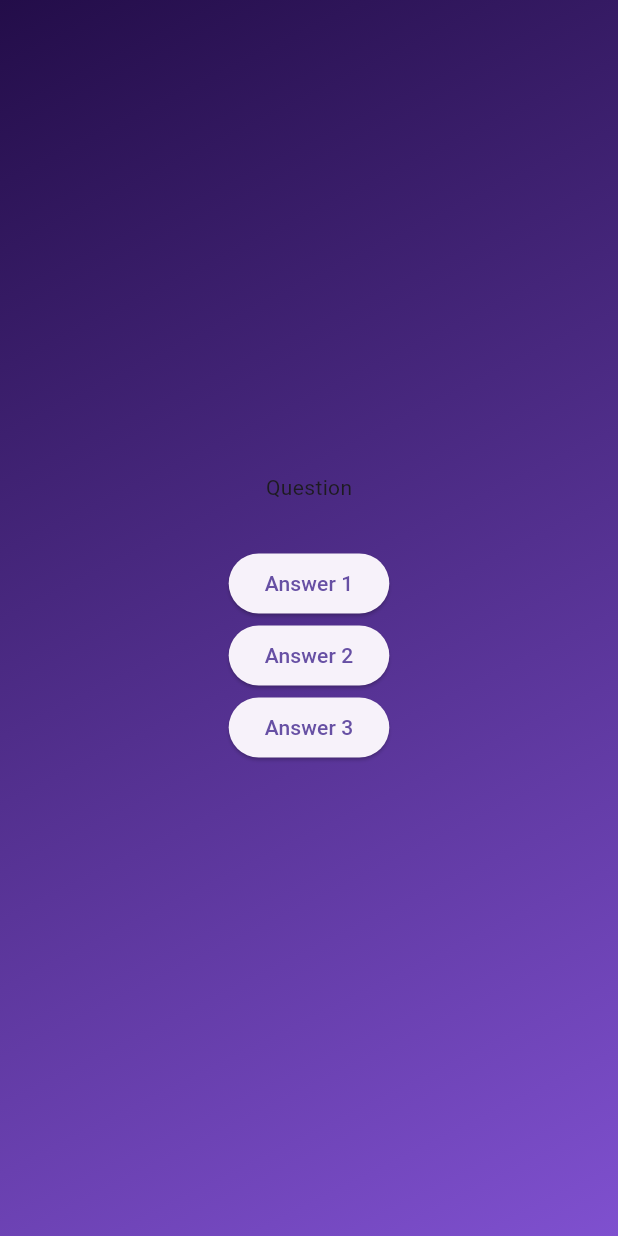
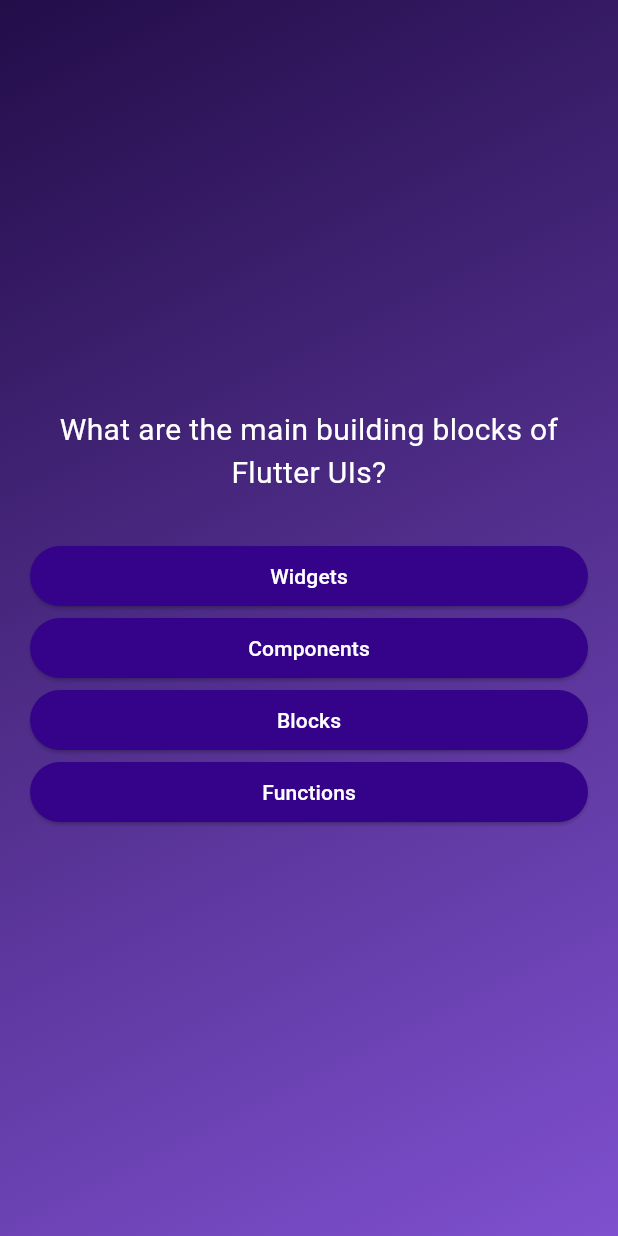
Before and after one commit to fezeboris/Flutter_Maximilian_udemy, a Flutter app: the screen it shows after launch, after a tap on "Start Quiz", on a phone screen of 412 x 824 dp. Run offline on Flutter 3.47's test engine with Material 3 defaults, Android fonts, the phone set to English and light mode, and no system bars.

Commit message:
question screens an answer btn

```diff
--- /dev/null
+++ b/quiz_app/lib/answer_button.dart
@@ -0,0 +1,29 @@
+import 'package:flutter/material.dart';
+
+class AnswerButton extends StatelessWidget {
+  const AnswerButton({
+    super.key,
+    required this.answerText,
+    required this.onTap,
+  });
+  final String answerText;
+  final void Function() onTap;
+
+  @override
+  Widget build(BuildContext context) {
+    return ElevatedButton(
+      style: ElevatedButton.styleFrom(
+        padding: const EdgeInsets.symmetric(vertical: 10, horizontal: 40),
+        backgroundColor: const Color.fromARGB(255, 52, 3, 138),
+        foregroundColor: Colors.white,
+        shape: RoundedRectangleBorder(
+          borderRadius: BorderRadius.circular(40),
+        ),
+      ),
+      onPressed: () {
+        onTap();
+      },
+      child: Text(answerText),
+    );
+  }
+}
--- a/quiz_app/lib/question_screen.dart
+++ b/quiz_app/lib/question_screen.dart
@@ -1,4 +1,6 @@
 import 'package:flutter/material.dart';
+import 'package:quiz_app/answer_button.dart';
+import 'package:quiz_app/data/quetions.dart';
 
 class QuestionsScreen extends StatefulWidget {
   const QuestionsScreen({super.key});
@@ -10,19 +12,34 @@ class QuestionsScreen extends StatefulWidget {
 class _QuestionScreenState extends State<QuestionsScreen> {
   @override
   Widget build(BuildContext context) {
+    final currentQuestion = questions[0];
     return SizedBox(
       width: double.infinity,
+      child: Container(
+        margin: const EdgeInsets.all(20),
         child: Column(
           mainAxisAlignment: MainAxisAlignment.center,
+          crossAxisAlignment: CrossAxisAlignment.stretch,
           children: [
-          const Text('Question'),
+            Text(
+              textAlign: TextAlign.center,
+              currentQuestion.text,
+              style: const TextStyle(
+                color: Colors.white,
+                fontSize: 20,
+              ),
+            ),
             const SizedBox(
               height: 30,
             ),
-          ElevatedButton(onPressed: () {}, child: const Text('Answer 1')),
-          ElevatedButton(onPressed: () {}, child: const Text('Answer 2')),
-          ElevatedButton(onPressed: () {}, child: const Text('Answer 3'))
+            ...currentQuestion.answers.map((item) {
+              return AnswerButton(
+                answerText: item,
+                onTap: () {},
+              );
+            })
           ],
+        ),
       ),
     );
   }
```
Lines whose indentation alone changed are shown as unchanged.
